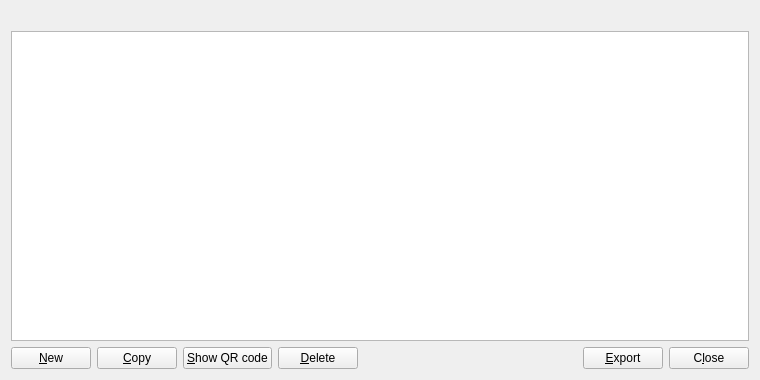
Above: src/qt/forms/addressbookpage.ui from watsoncoders/SelaCoin before the change. Below: the same form after it.
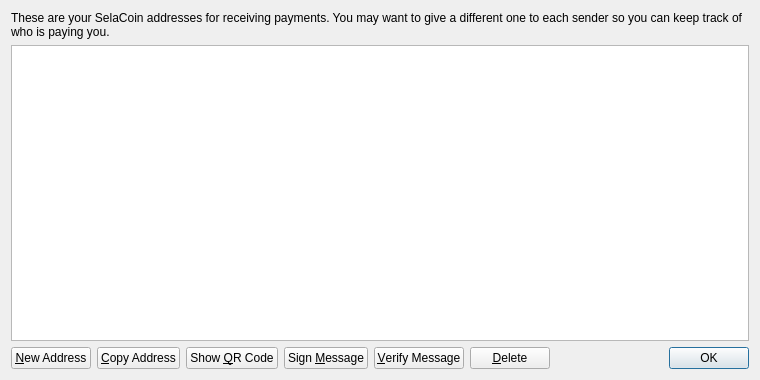
That is the form after the change.

What changed in the file:
```diff
--- a/src/qt/forms/addressbookpage.ui
+++ b/src/qt/forms/addressbookpage.ui
@@ -13,6 +13,9 @@
   <layout class="QVBoxLayout" name="verticalLayout">
    <item>
     <widget class="QLabel" name="labelExplanation">
+     <property name="text">
+      <string>These are your SelaCoin addresses for receiving payments. You may want to give a different one to each sender so you can keep track of who is paying you.</string>
+     </property>
      <property name="textFormat">
       <enum>Qt::PlainText</enum>
      </property>
@@ -32,9 +35,6 @@
      <property name="tabKeyNavigation">
       <bool>false</bool>
      </property>
-     <property name="alternatingRowColors">
-      <bool>true</bool>
-     </property>
      <property name="selectionMode">
       <enum>QAbstractItemView::SingleSelection</enum>
      </property>
@@ -57,10 +57,7 @@
         <string>Create a new address</string>
        </property>
        <property name="text">
-        <string>&amp;New</string>
-       </property>
-       <property name="autoDefault">
-        <bool>false</bool>
+        <string>&amp;New Address</string>
        </property>
       </widget>
      </item>
@@ -70,10 +67,14 @@
         <string>Copy the currently selected address to the system clipboard</string>
        </property>
        <property name="text">
-        <string>&amp;Copy</string>
+        <string>&amp;Copy Address</string>
        </property>
-       <property name="autoDefault">
-        <bool>false</bool>
+      </widget>
+     </item>
+     <item>
+      <widget class="QPushButton" name="showQRCode">
+       <property name="text">
+        <string>Show &amp;QR Code</string>
        </property>
       </widget>
      </item>
@@ -83,11 +84,18 @@
         <string>Show QR code for the currently selected address</string>
        </property>
        <property name="text">
-        <string>&amp;Show QR code</string>
+        <string>Sign &amp;Message</string>
        </property>
-       <property name="autoDefault">
-        <bool>false</bool>
+      </widget>
+     </item>
+     <item>
+      <widget class="QPushButton" name="verifyMessage">
+       <property name="toolTip">
+        <string>Verify a message to ensure it was signed with a specified SelaCoin address</string>
        </property>
+       <property name="text">
+        <string>&amp;Verify Message</string>
+       </property>
       </widget>
      </item>
      <item>
@@ -98,9 +106,6 @@
        <property name="text">
         <string>&amp;Delete</string>
        </property>
-       <property name="autoDefault">
-        <bool>false</bool>
-       </property>
       </widget>
      </item>
      <item>
@@ -117,31 +122,15 @@
       </spacer>
      </item>
      <item>
-      <widget class="QPushButton" name="exportButton">
-       <property name="toolTip">
-        <string>Export the data in the current tab to a file</string>
-       </property>
-       <property name="text">
-        <string>&amp;Export</string>
-       </property>
-       <property name="autoDefault">
-        <bool>false</bool>
-       </property>
-      </widget>
-     </item>
-     <item>
-      <widget class="QPushButton" name="closeButton">
+      <widget class="QDialogButtonBox" name="buttonBox">
        <property name="sizePolicy">
-        <sizepolicy hsizetype="Minimum" vsizetype="Minimum">
+        <sizepolicy hsizetype="Maximum" vsizetype="Fixed">
          <horstretch>0</horstretch>
          <verstretch>0</verstretch>
         </sizepolicy>
        </property>
-       <property name="text">
-        <string>C&amp;lose</string>
-       </property>
-       <property name="autoDefault">
-        <bool>false</bool>
+       <property name="standardButtons">
+        <set>QDialogButtonBox::Ok</set>
        </property>
       </widget>
      </item>
```
Left out of the diff: 17 changed lines with no effect on the pictures.
